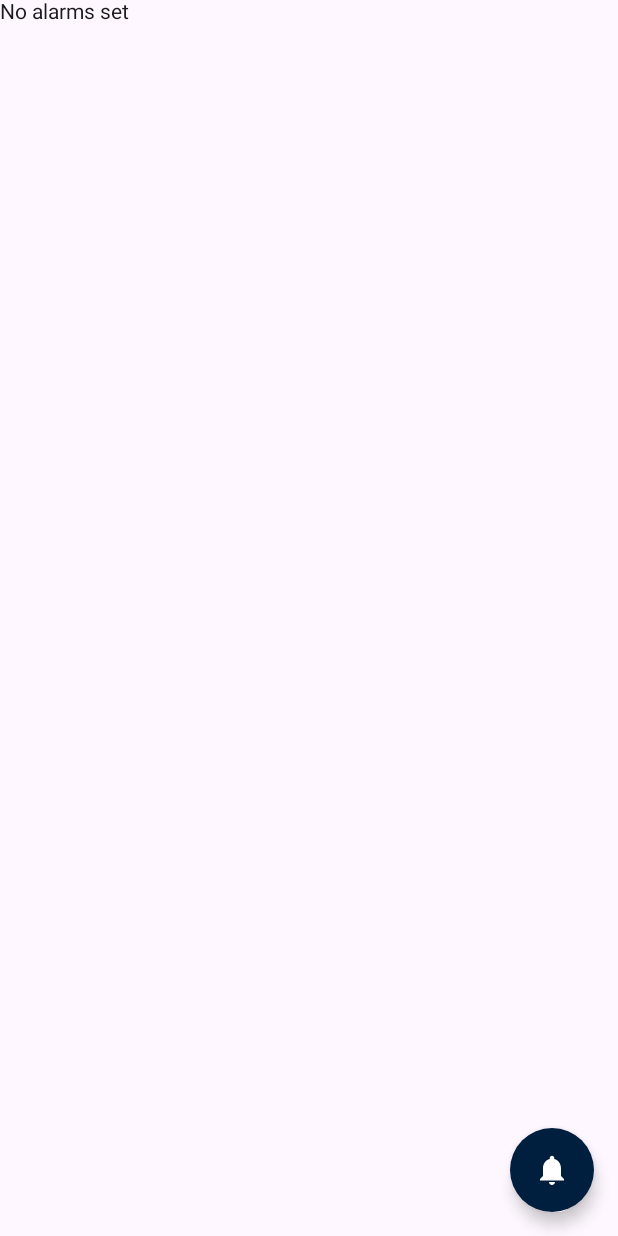
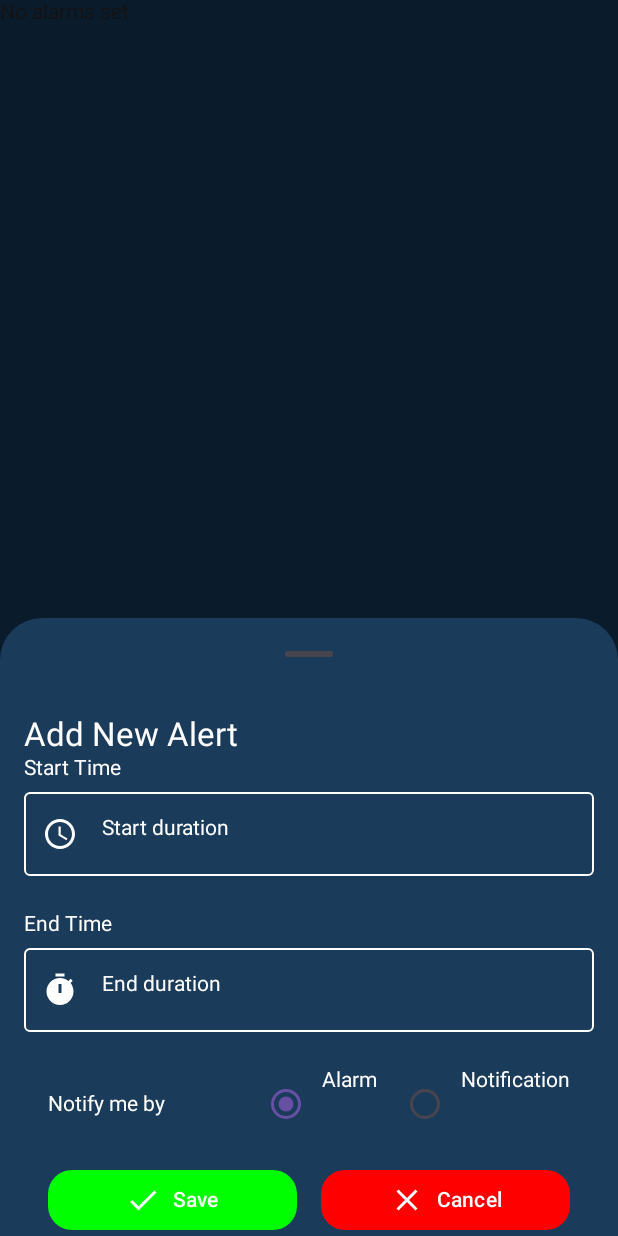
Before and after one commit to Alikotb/Thundora, an Android app built with Jetpack Compose: the AlarmScreen screen opened through its navigation route, after a tap on "Floating Button", on a phone screen of 412 x 824 dp. Run offline under Robolectric (Android 15) with nearby library versions, the phone set to English and light mode, and no system bars; our stand-ins replace Room's generated code; libraries missing offline, so code that uses them is left out: com.vanpra.composematerialdialogs; network calls fail.

```diff
--- a/app/src/main/java/com/example/thundora/model/remotedatasource/ApiKeyInterceptor.kt
+++ b/app/src/main/java/com/example/thundora/model/remotedatasource/ApiKeyInterceptor.kt
@@ -7,15 +7,12 @@ class ApiKeyInterceptor(private val apiKey: String) : Interceptor {
     override fun intercept(chain: Interceptor.Chain): Response {
         val originalRequest = chain.request()
         val originalUrl = originalRequest.url
-
         val newUrl = originalUrl.newBuilder()
             .addQueryParameter("appid", apiKey)
             .build()
-
         val newRequest = originalRequest.newBuilder()
             .url(newUrl)
             .build()
-
         return chain.proceed(newRequest)
     }
 }
--- a/app/src/main/java/com/example/thundora/view/alarm/Alarm.kt
+++ b/app/src/main/java/com/example/thundora/view/alarm/Alarm.kt
@@ -171,7 +171,35 @@ fun AlarmScreen(
                     )
                 }
             } else {
-                Text(text = "No alarms set")
+
+                Column(
+                    modifier = Modifier
+                        .fillMaxSize()
+                        .background(color = colorResource(id = R.color.deep_blue)),
+                ) {
+                    Text(text = "No alarms set")
+                }
+
+                if (showBottomSheet) {
+                    SettingsBDS(
+                        onClose = {
+                            showBottomSheet = false
+                            floatingFlag.value = false
+                        },
+                        onOKey = { startTime, endTime ->
+                            showBottomSheet = false
+                            floatingFlag.value = false
+                            startDuration.value =
+                                startTime.format(DateTimeFormatter.ofPattern("hh:mm a"))
+                            endDuration.value =
+                                endTime.format(DateTimeFormatter.ofPattern("hh:mm a"))
+                            dayAndTime.value = "${startDuration.value}, ${endDuration.value}"
+                        },
+                        startDuration = startDuration,
+                        endDuration = endDuration,
+                        viewModel = viewModel
+                    )
+                }
             }
         }
     }
```
Also changed, not shown: app/src/main/java/com/example/thundora/model/remotedatasource/Api.kt (+18 -7 lines), app/src/main/java/com/example/thundora/model/services/AlarmReceiver.kt (+34 -5 lines), app/src/main/java/com/example/thundora/model/utils/NotificationHelper.kt (added, +58 -0 lines).
